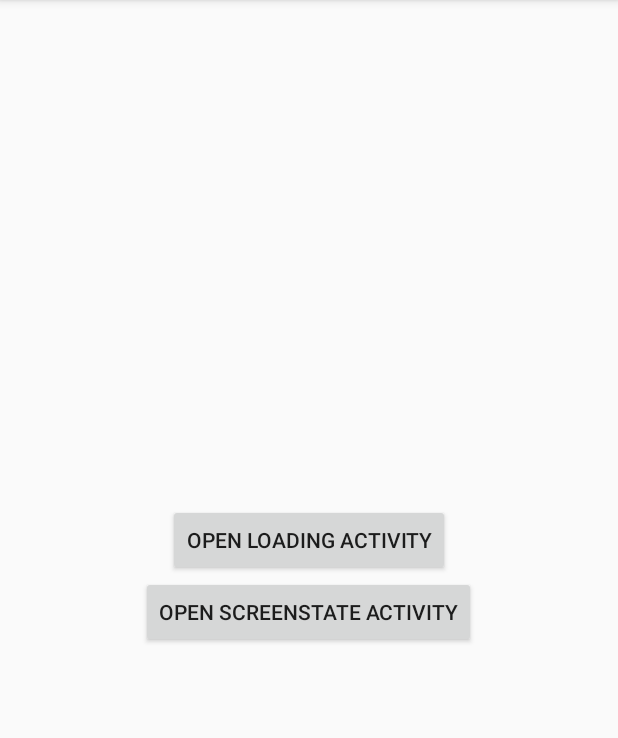
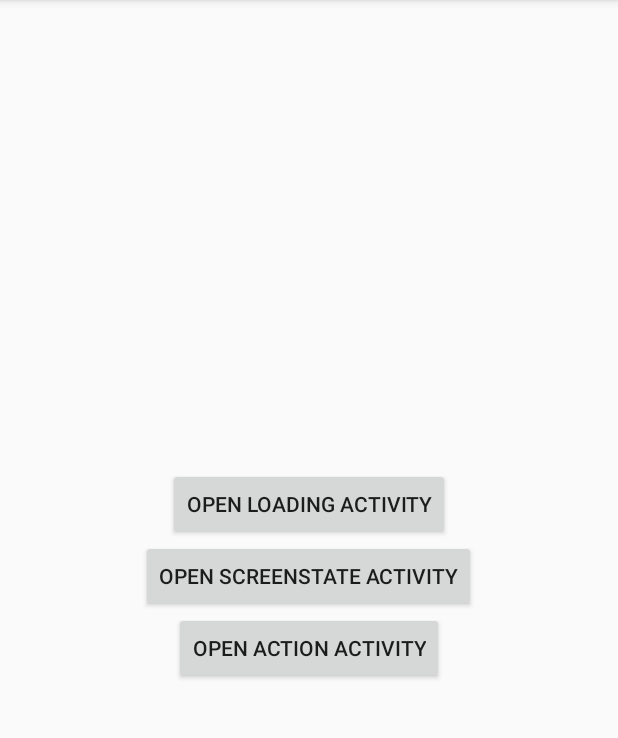
Before and after one commit to RedMadRobot/state-delegator, an Android app: the screen it shows after launch (MainActivity), on a phone screen of 412 x 824 dp, the part 84-822 px from its top. Run offline under Robolectric (Android 15) with nearby library versions, the phone set to English and light mode, and no system bars.

Commit message:
[Sample] Added action sample

```diff
--- a/sample/src/main/AndroidManifest.xml
+++ b/sample/src/main/AndroidManifest.xml
@@ -20,6 +20,7 @@
         </activity>
         <activity android:name=".state.ScreenStateActivity" />
         <activity android:name=".loading.LoadingActivity" />
+        <activity android:name=".action.ActionActivity" />
     </application>
 
 </manifest>
--- a/sample/src/main/java/com/redmadrobot/MainActivity.kt
+++ b/sample/src/main/java/com/redmadrobot/MainActivity.kt
@@ -3,6 +3,7 @@ package com.redmadrobot
 import android.content.Intent
 import android.os.Bundle
 import androidx.appcompat.app.AppCompatActivity
+import com.redmadrobot.action.ActionActivity
 import com.redmadrobot.loading.LoadingActivity
 import com.redmadrobot.state.ScreenStateActivity
 import kotlinx.android.synthetic.main.activity_main.*
@@ -18,5 +19,8 @@ class MainActivity : AppCompatActivity() {
         button_open_screen_state_activity.setOnClickListener {
             startActivity(Intent(this, ScreenStateActivity::class.java))
         }
+        button_open_action_activity.setOnClickListener {
+            startActivity(Intent(this, ActionActivity::class.java))
+        }
     }
 }
--- a/sample/src/main/res/layout/activity_main.xml
+++ b/sample/src/main/res/layout/activity_main.xml
@@ -11,11 +11,16 @@
         android:id="@+id/button_open_loading_state_activity"
         android:layout_width="wrap_content"
         android:layout_height="wrap_content"
-        android:text="Open Loading activity" />
+        android:text="@string/main_open_loading_state_activity" />
     <Button
         android:id="@+id/button_open_screen_state_activity"
         android:layout_width="wrap_content"
         android:layout_height="wrap_content"
-        android:text="Open ScreenState activity" />
+        android:text="@string/main_open_screen_state_activity" />
+    <Button
+        android:id="@+id/button_open_action_activity"
+        android:layout_width="wrap_content"
+        android:layout_height="wrap_content"
+        android:text="@string/main_open_action_activity" />
 
 </LinearLayout>
--- a/sample/src/main/res/values/colors.xml
+++ b/sample/src/main/res/values/colors.xml
@@ -3,4 +3,6 @@
     <color name="colorPrimary">#3F51B5</color>
     <color name="colorPrimaryDark">#303F9F</color>
     <color name="colorAccent">#FF4081</color>
+
+    <color name="grey_dk">#232323</color>
 </resources>
--- a/sample/src/main/res/values/strings.xml
+++ b/sample/src/main/res/values/strings.xml
@@ -2,4 +2,13 @@
     <string name="app_name">StateDelegatorSample</string>
     <string name="loading_zero_title">zero title</string>
     <string name="loading_zero_description">zero description</string>
+
+    <!-- Main -->
+    <string name="main_open_loading_state_activity">Open Loading Activity</string>
+    <string name="main_open_loading_activity">Open Loading Activity</string>
+    <string name="main_open_screen_state_activity">Open ScreenState Activity</string>
+    <string name="main_open_action_activity">Open Action Activity</string>
+
+    <!-- Action -->
+    <string name="action_submit_btn">Submit Action</string>
 </resources>
```
Also changed, not shown: sample/src/main/assets/anim/progress.json (added, +1 -0 lines), sample/src/main/java/com/redmadrobot/action/ActionActivity.kt (added, +27 -0 lines), sample/src/main/java/com/redmadrobot/action/PostActionStateDelegate.kt (added, +51 -0 lines), sample/src/main/res/layout/activity_action.xml (added, +24 -0 lines), sample/src/main/res/layout/layout_progress.xml (added, +20 -0 lines).
